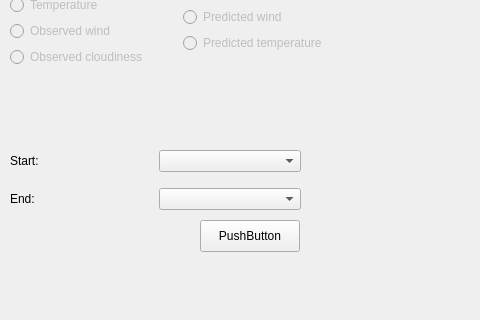
First picture: the form in rojekti/mainwindow.ui, repository victorzhj/roadConditionMonitor, before the edit; both pictures show x 0 to 480 and y 280 to 600 of the 836 by 600 pixel window.
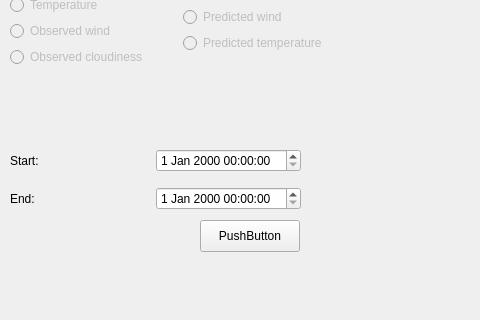
Second picture: the form after the edit.

Diff of the .ui file:
```diff
--- a/rojekti/mainwindow.ui
+++ b/rojekti/mainwindow.ui
@@ -321,7 +321,7 @@
         </widget>
        </item>
        <item>
-        <widget class="QComboBox" name="start_dropdown"/>
+        <widget class="QDateTimeEdit" name="startTimeEdit"/>
        </item>
       </layout>
      </item>
@@ -335,7 +335,7 @@
         </widget>
        </item>
        <item>
-        <widget class="QComboBox" name="end_dropdown"/>
+        <widget class="QDateTimeEdit" name="endTimeEdit"/>
        </item>
       </layout>
      </item>
```
